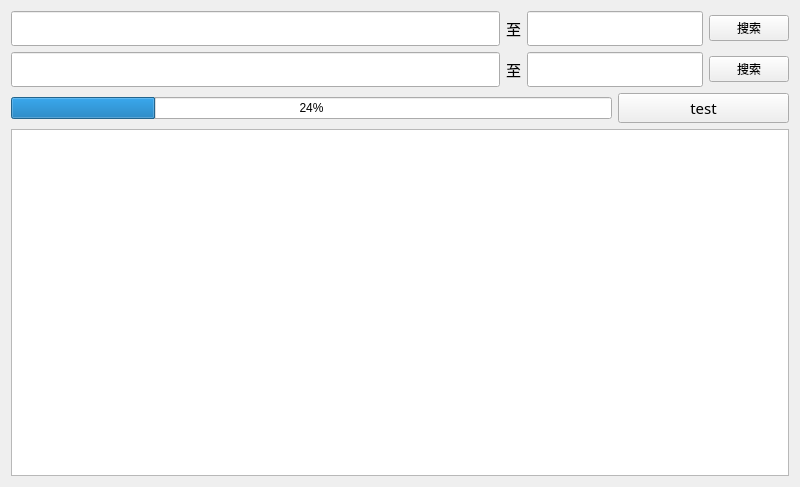
wsyshengyun/pyqt5_test, file project/ipOnline/ui/ip_online.ui: the form before one commit.
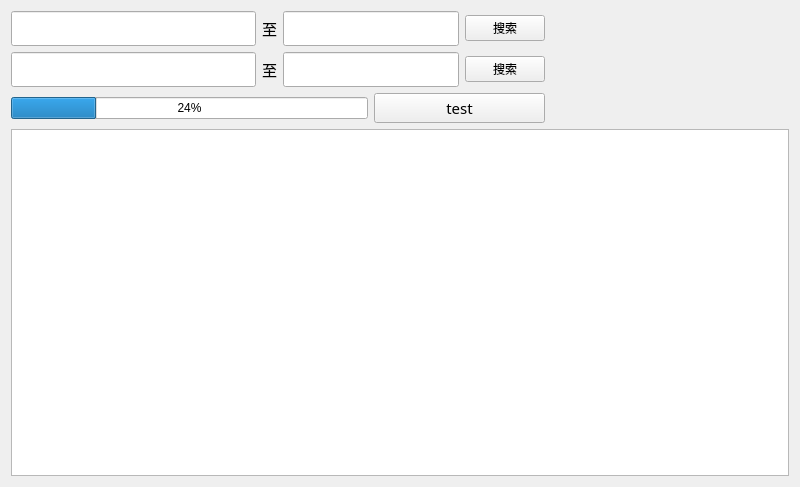
The form after the commit.

```diff
--- a/project/ipOnline/ui/ip_online.ui
+++ b/project/ipOnline/ui/ip_online.ui
@@ -18,6 +18,19 @@
     <layout class="QVBoxLayout" name="verticalLayout">
      <item>
       <layout class="QGridLayout" name="gridLayout">
+       <item row="2" column="1">
+        <widget class="QLabel" name="label_zhi_2">
+         <property name="font">
+          <font>
+           <family>Adobe Arabic</family>
+           <pointsize>11</pointsize>
+          </font>
+         </property>
+         <property name="text">
+          <string>至</string>
+         </property>
+        </widget>
+       </item>
        <item row="0" column="0">
         <widget class="QLineEdit" name="line_start1">
          <property name="font">
@@ -41,6 +54,23 @@
          </property>
         </widget>
        </item>
+       <item row="2" column="0">
+        <widget class="QLineEdit" name="line_start2">
+         <property name="font">
+          <font>
+           <family>Adobe Arabic</family>
+           <pointsize>14</pointsize>
+          </font>
+         </property>
+        </widget>
+       </item>
+       <item row="3" column="0" colspan="3">
+        <widget class="QProgressBar" name="progressBar">
+         <property name="value">
+          <number>24</number>
+         </property>
+        </widget>
+       </item>
        <item row="0" column="2" colspan="2">
         <widget class="QLineEdit" name="line_end1">
          <property name="enabled">
@@ -72,6 +102,13 @@
          </property>
         </widget>
        </item>
+       <item row="2" column="4">
+        <widget class="QPushButton" name="btn_search2">
+         <property name="text">
+          <string>搜索</string>
+         </property>
+        </widget>
+       </item>
        <item row="0" column="4">
         <widget class="QPushButton" name="btn_search1">
          <property name="text">
@@ -79,30 +116,7 @@
          </property>
         </widget>
        </item>
-       <item row="1" column="0">
-        <widget class="QLineEdit" name="line_start2">
-         <property name="font">
-          <font>
-           <family>Adobe Arabic</family>
-           <pointsize>14</pointsize>
-          </font>
-         </property>
-        </widget>
-       </item>
-       <item row="1" column="1">
-        <widget class="QLabel" name="label_zhi_2">
-         <property name="font">
-          <font>
-           <family>Adobe Arabic</family>
-           <pointsize>11</pointsize>
-          </font>
-         </property>
-         <property name="text">
-          <string>至</string>
-         </property>
-        </widget>
-       </item>
-       <item row="1" column="2" colspan="2">
+       <item row="2" column="2" colspan="2">
         <widget class="QLineEdit" name="line_end2">
          <property name="enabled">
           <bool>true</bool>
@@ -133,21 +147,7 @@
          </property>
         </widget>
        </item>
-       <item row="1" column="4">
-        <widget class="QPushButton" name="btn_search2">
-         <property name="text">
-          <string>搜索</string>
-         </property>
-        </widget>
-       </item>
-       <item row="2" column="0" colspan="3">
-        <widget class="QProgressBar" name="progressBar">
-         <property name="value">
-          <number>24</number>
-         </property>
-        </widget>
-       </item>
-       <item row="2" column="3" colspan="2">
+       <item row="3" column="3" colspan="2">
         <widget class="QPushButton" name="push_test">
          <property name="font">
           <font>
@@ -160,6 +160,19 @@
          </property>
         </widget>
        </item>
+       <item row="0" column="5">
+        <spacer name="horizontalSpacer">
+         <property name="orientation">
+          <enum>Qt::Horizontal</enum>
+         </property>
+         <property name="sizeHint" stdset="0">
+          <size>
+           <width>40</width>
+           <height>20</height>
+          </size>
+         </property>
+        </spacer>
+       </item>
       </layout>
      </item>
      <item>
```
